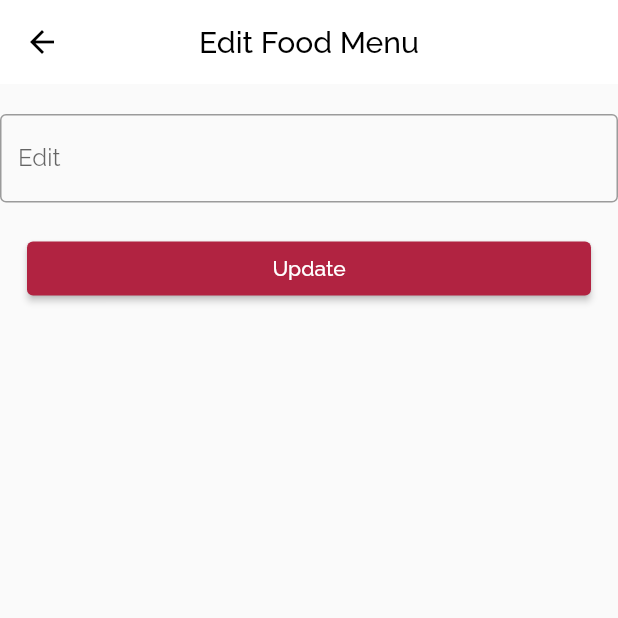
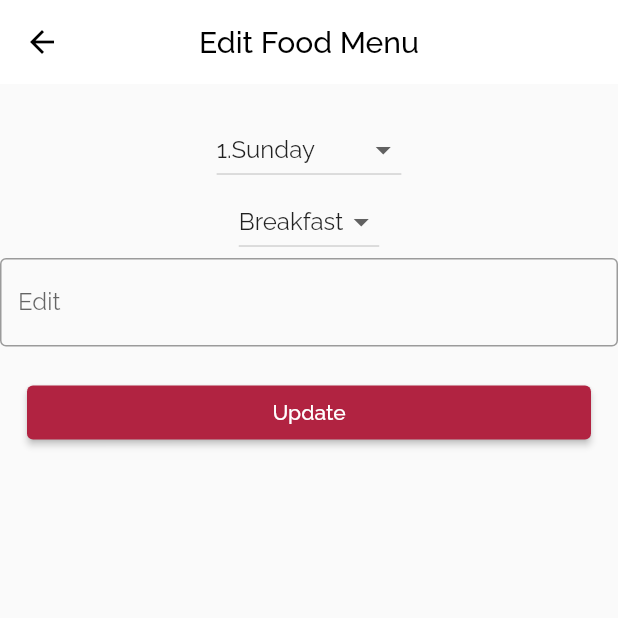
Before and after one commit to TeamFLEG/messapp, a Flutter app: the EditFoodMenu screen opened by its route, on a phone screen of 412 x 824 dp, the top half of it. Run offline on Flutter 3.47's test engine with Material 2 defaults, Android fonts, the phone set to English and light mode, and no system bars; our stand-ins replace animated_splash_screen, cloud_firestore, email_validator, firebase_auth, firebase_core, google_sign_in and 1 more; missing offline and left inert: external_app_launcher, qr_code_scanner; accounts and stored records are empty.

Commit message:
added update feature for mess menu

```diff
--- a/lib/screens/admin/edit_food_menu.dart
+++ b/lib/screens/admin/edit_food_menu.dart
@@ -21,9 +21,9 @@ class _EditFoodMenuState extends State<EditFoodMenu> {
 
   @override
   Widget build(BuildContext context) {
-    return  Scaffold(
-      appBar:const CustomAppBar(head: "Edit Food Menu"),
-      body: UpdateMenu(day_: '1.Sunday', period_: 'breakfast'),
+    return const Scaffold(
+      appBar: CustomAppBar(head: "Edit Food Menu"),
+      body: UpdateMenu(),
     );
   }
 }
--- a/lib/screens/admin/update_menu.dart
+++ b/lib/screens/admin/update_menu.dart
@@ -1,14 +1,12 @@
 import 'package:flutter/material.dart';
-import '../../widgets/custom_appbar.dart';
 import 'package:messapp/widgets/primary_button.dart';
 import 'package:cloud_firestore/cloud_firestore.dart';
 
+import '../../main.dart';
+
+// ignore: must_be_immutable
 class UpdateMenu extends StatefulWidget {
-  UpdateMenu({Key? key, required this.day_, required this.period_})
-      : super(key: key);
-
-  final String day_;
-  final String period_;
+  const UpdateMenu({Key? key}) : super(key: key);
 
   @override
   State<UpdateMenu> createState() => _UpdateMenuState();
@@ -26,12 +24,58 @@ class _UpdateMenuState extends State<UpdateMenu> {
         .catchError((error) => print("Failed to update user: $error"));
   }
 
+  String day_ = '1.Sunday';
+  String period_ = 'breakfast';
+  String selectedValue = 'breakfast';
+
+  List<DropdownMenuItem<String>> get dropdownItems {
+    List<DropdownMenuItem<String>> menuItems = const [
+      DropdownMenuItem(child: Text("Breakfast"), value: "breakfast"),
+      DropdownMenuItem(child: Text("Lunch"), value: "lunch"),
+      DropdownMenuItem(child: Text("Dinner"), value: "dinner"),
+    ];
+    return menuItems;
+  }
+
+  List<DropdownMenuItem<String>> get dropdownDays {
+    List<DropdownMenuItem<String>> menuItems = const [
+      DropdownMenuItem(child: Text("1.Sunday"), value: "1.Sunday"),
+      DropdownMenuItem(child: Text("2.Monday"), value: "2.Monday"),
+      DropdownMenuItem(child: Text("3.Tuesday"), value: "3.Tuesday"),
+      DropdownMenuItem(child: Text("4.Wednesday"), value: "4.Wednesday"),
+      DropdownMenuItem(child: Text("5.Thursday"), value: "5.Thursday"),
+      DropdownMenuItem(child: Text("6.Friday"), value: "6.Friday"),
+      DropdownMenuItem(child: Text("7.Saturday"), value: "7.Saturday"),
+    ];
+    return menuItems;
+  }
+
   @override
   Widget build(BuildContext context) {
     return Column(
       children: [
         const SizedBox(
           height: 20,
+        ),
+        DropdownButton<String>(
+          enableFeedback: true,
+          value: day_,
+          items: dropdownDays,
+          onChanged: (String? newValue) {
+            setState(() {
+              day_ = newValue!;
+            });
+          },
+        ),
+        DropdownButton<String>(
+          enableFeedback: true,
+          value: period_,
+          items: dropdownItems,
+          onChanged: (String? newValue) {
+            setState(() {
+              period_ = newValue!;
+            });
+          },
         ),
         TextFormField(
           controller: foodItem_,
@@ -51,11 +95,12 @@ class _UpdateMenuState extends State<UpdateMenu> {
           btnName: "Update",
           action: () {
             updateUser(
-              widget.day_,
-              widget.period_,
+              day_,
+              period_,
               foodItem_.text,
             );
-            Navigator.pop(context);
+
+            navigatorKey.currentState!.popAndPushNamed('/mess-menu');
           },
         ),
       ],
```
Also changed, not shown: lib/screens/user/mess_menu.dart (+8 -10 lines).
